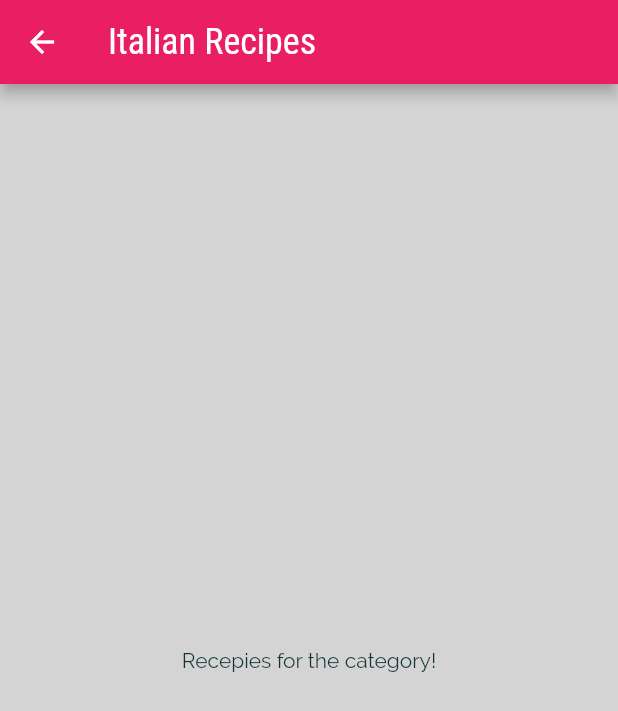
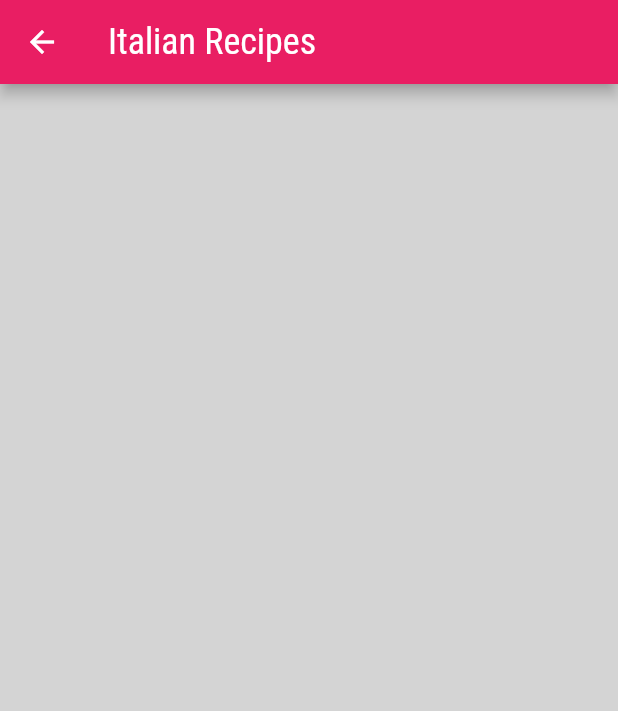
Before and after one commit to Faris-Hadziomerovic/flutter-meal-app, a Flutter app: the screen it shows after launch, after a tap on "Italian", on a phone screen of 412 x 824 dp. Shown: the top 711 px of the screen. Run offline on Flutter 3.47's test engine with Material 2 defaults, Android fonts, the phone set to English and light mode, and no system bars.

Commit message:
moved some widgets to screens folder

```diff
--- a/lib/main.dart
+++ b/lib/main.dart
@@ -1,6 +1,6 @@
 import 'package:flutter/material.dart';
 
-import 'src/app.dart';
+import './src/app.dart';
 
 void main() {
   runApp(const App());
--- a/lib/src/app.dart
+++ b/lib/src/app.dart
@@ -1,8 +1,8 @@
 import 'package:flutter/cupertino.dart';
 import 'package:flutter/material.dart';
-import 'package:meal_app/src/widgets/category_meals_screen.dart';
+import 'package:meal_app/src/screens/category_meals_screen.dart';
 
-import 'widgets/categories_screen.dart';
+import './screens/categories_screen.dart';
 
 class App extends StatelessWidget {
   const App({super.key});
--- a/lib/src/models/meal.dart
+++ b/lib/src/models/meal.dart
@@ -25,7 +25,7 @@ class Meal {
   final bool isVegan;
   final bool isVegetarian;
 
-  Meal({
+  const Meal({
     required this.id,
     required this.title,
     required this.imageUrl,
--- a/lib/src/widgets/categories_screen.dart
+++ b/lib/src/screens/categories_screen.dart
@@ -1,6 +1,6 @@
 import 'package:flutter/material.dart';
 
-import 'category_item.dart';
+import '../widgets/category_item.dart';
 import '../data/dummy_data.dart';
 
 class CategoriesScreen extends StatelessWidget {
--- a/lib/src/widgets/category_meals_screen.dart
+++ b/lib/src/screens/category_meals_screen.dart
@@ -1,4 +1,6 @@
 import 'package:flutter/material.dart';
+
+import '../data/dummy_data.dart';
 
 class CategoryMealsScreen extends StatelessWidget {
   static const routeName = '/category-meals';
@@ -13,12 +15,19 @@ class CategoryMealsScreen extends StatelessWidget {
     final categoryId = routeArgs['id'];
     final categoryTitle = routeArgs['title'];
 
+    final meals = dummyMeals.where((meal) => meal.categories.contains(categoryId));
+
+    print(meals);
+
     return Scaffold(
       appBar: AppBar(
         title: Text('$categoryTitle Recipes'),
       ),
-      body: const Center(
-        child: Text('Recepies for the category!'),
+      body: ListView.builder(
+        itemCount: 1,
+        itemBuilder: (ctx, index) {
+          return Container();
+        },
       ),
     );
   }
--- a/lib/src/widgets/category_item.dart
+++ b/lib/src/widgets/category_item.dart
@@ -1,6 +1,6 @@
 import 'package:flutter/material.dart';
 
-import './category_meals_screen.dart';
+import '../screens/category_meals_screen.dart';
 
 class CategoryItem extends StatelessWidget {
   final String id;
--- a/pubspec.yaml
+++ b/pubspec.yaml
@@ -48,7 +48,7 @@ dev_dependencies:
   # rules and activating additional ones.
 
   # -------------------------------------------------------------------------------------------------------------------
-  flutter_lints: ^2.0.0
+  # flutter_lints: ^2.0.0
 
 # For information on the generic Dart part of this file, see the
 # following page: https://dart.dev/tools/pub/pubspec
```
Also changed, not shown: pubspec.lock.
